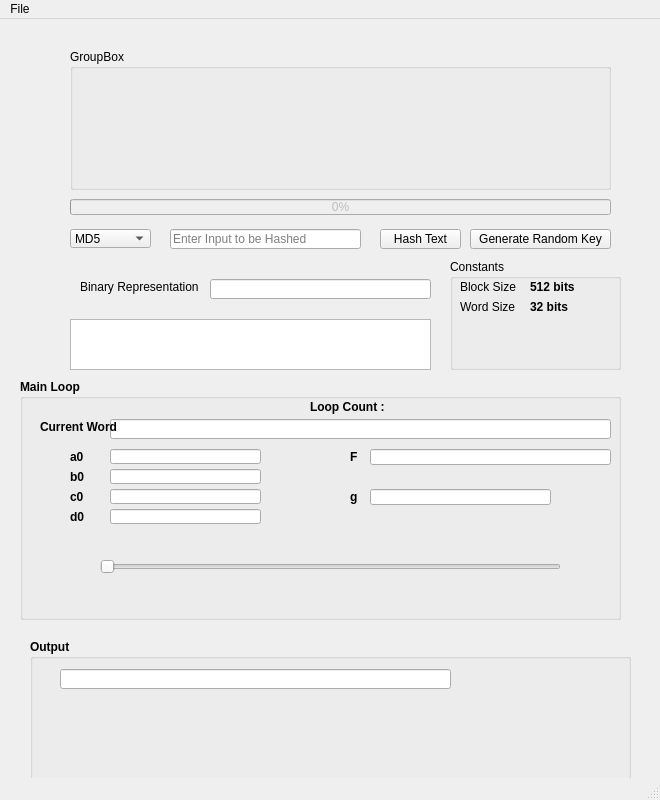
Old version of the form mainwindow.ui in the repository euandmj/Hash-Function-Visualiser.
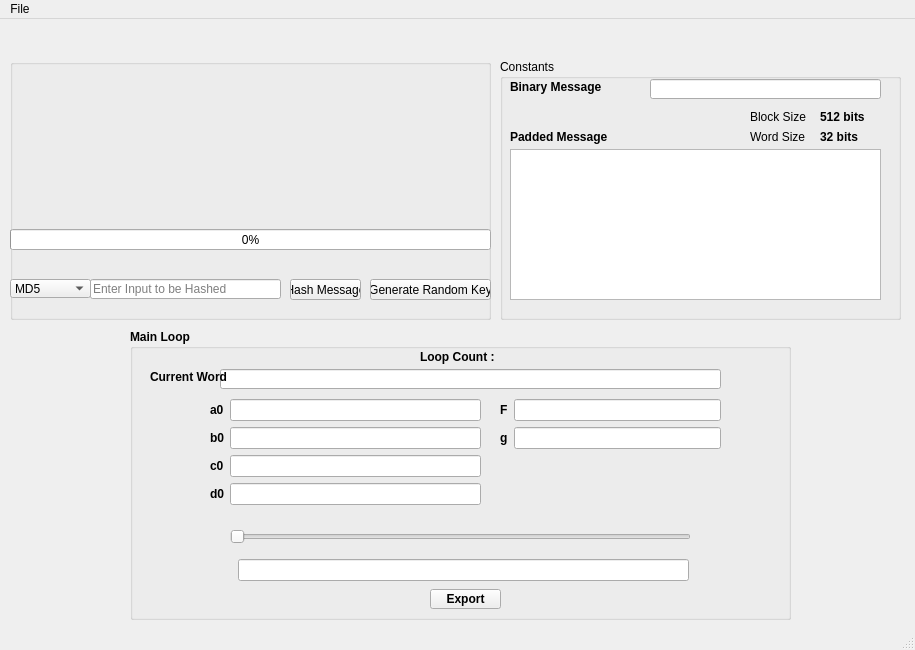
New version of the form.

Commit message: organise ui to layouts, improved mouse capture

The edit to the form file:
```diff
--- a/mainwindow.ui
+++ b/mainwindow.ui
@@ -6,8 +6,8 @@
    <rect>
     <x>0</x>
     <y>0</y>
-    <width>660</width>
-    <height>800</height>
+    <width>915</width>
+    <height>650</height>
    </rect>
   </property>
   <property name="sizePolicy">
@@ -19,6 +19,9 @@
   <property name="windowTitle">
    <string>MainWindow</string>
   </property>
+  <property name="autoFillBackground">
+   <bool>true</bool>
+  </property>
   <property name="toolButtonStyle">
    <enum>Qt::ToolButtonIconOnly</enum>
   </property>
@@ -26,49 +29,48 @@
    <property name="enabled">
     <bool>true</bool>
    </property>
-   <widget class="QPushButton" name="hashButton">
+   <widget class="QWidget" name="gridLayoutWidget">
     <property name="geometry">
      <rect>
-      <x>380</x>
-      <y>210</y>
-      <width>81</width>
-      <height>20</height>
+      <x>10</x>
+      <y>40</y>
+      <width>481</width>
+      <height>261</height>
      </rect>
     </property>
-    <property name="text">
-     <string>Hash Text</string>
-    </property>
-   </widget>
-   <widget class="QLineEdit" name="hashInput">
-    <property name="geometry">
-     <rect>
-      <x>170</x>
-      <y>210</y>
-      <width>191</width>
-      <height>20</height>
-     </rect>
-    </property>
-    <property name="layoutDirection">
-     <enum>Qt::RightToLeft</enum>
-    </property>
-    <property name="inputMask">
+    <layout class="QGridLayout" name="gridLayout">
+     <property name="sizeConstraint">
+      <enum>QLayout::SetNoConstraint</enum>
+     </property>
+     <item row="0" column="0">
+      <widget class="QGroupBox" name="mouseCaptureRegion">
+       <property name="enabled">
+        <bool>true</bool>
+       </property>
+       <property name="title">
      <string/>
     </property>
-    <property name="text">
-     <string/>
-    </property>
-    <property name="dragEnabled">
+       <widget class="QProgressBar" name="progressBar">
+        <property name="enabled">
      <bool>true</bool>
     </property>
-    <property name="placeholderText">
-     <string>Enter Input to be Hashed</string>
+        <property name="geometry">
+         <rect>
+          <x>0</x>
+          <y>170</y>
+          <width>481</width>
+          <height>21</height>
+         </rect>
+        </property>
+        <property name="value">
+         <number>0</number>
     </property>
    </widget>
    <widget class="QComboBox" name="hashCombo">
     <property name="geometry">
      <rect>
-      <x>70</x>
-      <y>210</y>
+          <x>0</x>
+          <y>220</y>
       <width>81</width>
       <height>19</height>
      </rect>
@@ -96,54 +98,73 @@
      </property>
     </item>
    </widget>
-   <widget class="QLineEdit" name="inputBinaryText">
-    <property name="geometry">
-     <rect>
-      <x>210</x>
-      <y>260</y>
-      <width>221</width>
-      <height>20</height>
-     </rect>
-    </property>
-    <property name="readOnly">
-     <bool>true</bool>
-    </property>
-   </widget>
-   <widget class="QTextEdit" name="blockText">
-    <property name="geometry">
-     <rect>
-      <x>70</x>
-      <y>300</y>
-      <width>361</width>
-      <height>51</height>
-     </rect>
-    </property>
-    <property name="readOnly">
-     <bool>true</bool>
-    </property>
-   </widget>
-   <widget class="QLabel" name="loopCountLabel_4">
+       <widget class="QLineEdit" name="hashInput">
     <property name="geometry">
      <rect>
       <x>80</x>
-      <y>260</y>
+          <y>220</y>
+          <width>191</width>
+          <height>20</height>
+         </rect>
+        </property>
+        <property name="layoutDirection">
+         <enum>Qt::RightToLeft</enum>
+        </property>
+        <property name="inputMask">
+         <string/>
+        </property>
+        <property name="text">
+         <string/>
+        </property>
+        <property name="dragEnabled">
+         <bool>true</bool>
+        </property>
+        <property name="placeholderText">
+         <string>Enter Input to be Hashed</string>
+        </property>
+       </widget>
+       <widget class="QPushButton" name="hashButton">
+        <property name="geometry">
+         <rect>
+          <x>280</x>
+          <y>220</y>
+          <width>71</width>
+          <height>21</height>
+         </rect>
+        </property>
+        <property name="text">
+         <string>Hash Message</string>
+        </property>
+       </widget>
+       <widget class="QPushButton" name="randomKeyButton">
+        <property name="geometry">
+         <rect>
+          <x>360</x>
+          <y>220</y>
       <width>121</width>
-      <height>16</height>
+          <height>21</height>
      </rect>
     </property>
     <property name="text">
-     <string>Binary Representation</string>
-    </property>
-   </widget>
+         <string>Generate Random Key</string>
+        </property>
+       </widget>
+      </widget>
+     </item>
+    </layout>
+   </widget>
+   <widget class="QWidget" name="gridLayoutWidget_2">
+    <property name="geometry">
+     <rect>
+      <x>500</x>
+      <y>40</y>
+      <width>401</width>
+      <height>261</height>
+     </rect>
+    </property>
+    <layout class="QGridLayout" name="gridLayout_3">
+     <item row="0" column="0">
    <widget class="QGroupBox" name="groupBox">
-    <property name="geometry">
-     <rect>
-      <x>450</x>
-      <y>240</y>
-      <width>171</width>
-      <height>111</height>
-     </rect>
-    </property>
     <property name="font">
      <font>
       <weight>50</weight>
@@ -156,8 +177,8 @@
     <widget class="QLabel" name="label_4">
      <property name="geometry">
       <rect>
-       <x>10</x>
-       <y>40</y>
+          <x>250</x>
+          <y>70</y>
        <width>61</width>
        <height>16</height>
       </rect>
@@ -174,8 +195,8 @@
     <widget class="QLabel" name="label_7">
      <property name="geometry">
       <rect>
-       <x>80</x>
-       <y>40</y>
+          <x>320</x>
+          <y>70</y>
        <width>61</width>
        <height>16</height>
       </rect>
@@ -194,8 +215,8 @@
     <widget class="QLabel" name="label_3">
      <property name="geometry">
       <rect>
-       <x>10</x>
-       <y>20</y>
+          <x>250</x>
+          <y>50</y>
        <width>61</width>
        <height>16</height>
       </rect>
@@ -212,8 +233,8 @@
     <widget class="QLabel" name="label_6">
      <property name="geometry">
       <rect>
-       <x>80</x>
-       <y>20</y>
+          <x>320</x>
+          <y>50</y>
        <width>61</width>
        <height>16</height>
       </rect>
@@ -229,16 +250,86 @@
       <string>512 bits</string>
      </property>
     </widget>
-   </widget>
+       <widget class="QLabel" name="loopCountLabel_4">
+        <property name="geometry">
+         <rect>
+          <x>10</x>
+          <y>20</y>
+          <width>111</width>
+          <height>16</height>
+         </rect>
+        </property>
+        <property name="font">
+         <font>
+          <weight>75</weight>
+          <bold>true</bold>
+         </font>
+        </property>
+        <property name="text">
+         <string>Binary Message</string>
+        </property>
+       </widget>
+       <widget class="QLineEdit" name="inputBinaryText">
+        <property name="geometry">
+         <rect>
+          <x>150</x>
+          <y>20</y>
+          <width>231</width>
+          <height>20</height>
+         </rect>
+        </property>
+        <property name="readOnly">
+         <bool>true</bool>
+        </property>
+       </widget>
+       <widget class="QTextEdit" name="blockText">
+        <property name="geometry">
+         <rect>
+          <x>10</x>
+          <y>90</y>
+          <width>371</width>
+          <height>151</height>
+         </rect>
+        </property>
+        <property name="readOnly">
+         <bool>true</bool>
+        </property>
+       </widget>
+       <widget class="QLabel" name="loopCountLabel_5">
+        <property name="geometry">
+         <rect>
+          <x>10</x>
+          <y>70</y>
+          <width>121</width>
+          <height>16</height>
+         </rect>
+        </property>
+        <property name="font">
+         <font>
+          <weight>75</weight>
+          <bold>true</bold>
+         </font>
+        </property>
+        <property name="text">
+         <string>Padded Message</string>
+        </property>
+       </widget>
+      </widget>
+     </item>
+    </layout>
+   </widget>
+   <widget class="QWidget" name="verticalLayoutWidget">
+    <property name="geometry">
+     <rect>
+      <x>130</x>
+      <y>310</y>
+      <width>661</width>
+      <height>291</height>
+     </rect>
+    </property>
+    <layout class="QVBoxLayout" name="verticalLayout">
+     <item>
    <widget class="QGroupBox" name="groupBox_2">
-    <property name="geometry">
-     <rect>
-      <x>20</x>
-      <y>360</y>
-      <width>601</width>
-      <height>241</height>
-     </rect>
-    </property>
     <property name="font">
      <font>
       <weight>75</weight>
@@ -248,39 +339,6 @@
     <property name="title">
      <string>Main Loop</string>
     </property>
-    <widget class="QLabel" name="label_14">
-     <property name="geometry">
-      <rect>
-       <x>330</x>
-       <y>110</y>
-       <width>16</width>
-       <height>16</height>
-      </rect>
-     </property>
-     <property name="font">
-      <font>
-       <pointsize>9</pointsize>
-       <weight>75</weight>
-       <bold>true</bold>
-      </font>
-     </property>
-     <property name="text">
-      <string>g</string>
-     </property>
-    </widget>
-    <widget class="QLabel" name="label_9">
-     <property name="geometry">
-      <rect>
-       <x>50</x>
-       <y>70</y>
-       <width>16</width>
-       <height>16</height>
-      </rect>
-     </property>
-     <property name="text">
-      <string>a0</string>
-     </property>
-    </widget>
     <widget class="QLineEdit" name="workingWordText">
      <property name="geometry">
       <rect>
@@ -299,106 +357,6 @@
       <bool>true</bool>
      </property>
     </widget>
-    <widget class="QLineEdit" name="aBufferVal">
-     <property name="geometry">
-      <rect>
-       <x>90</x>
-       <y>70</y>
-       <width>151</width>
-       <height>15</height>
-      </rect>
-     </property>
-     <property name="font">
-      <font>
-       <pointsize>8</pointsize>
-      </font>
-     </property>
-     <property name="readOnly">
-      <bool>true</bool>
-     </property>
-    </widget>
-    <widget class="QLabel" name="label_11">
-     <property name="geometry">
-      <rect>
-       <x>50</x>
-       <y>110</y>
-       <width>16</width>
-       <height>16</height>
-      </rect>
-     </property>
-     <property name="text">
-      <string>c0</string>
-     </property>
-    </widget>
-    <widget class="QLineEdit" name="gBufferVal">
-     <property name="geometry">
-      <rect>
-       <x>350</x>
-       <y>110</y>
-       <width>181</width>
-       <height>16</height>
-      </rect>
-     </property>
-     <property name="font">
-      <font>
-       <pointsize>8</pointsize>
-      </font>
-     </property>
-     <property name="readOnly">
-      <bool>true</bool>
-     </property>
-    </widget>
-    <widget class="QLabel" name="label_12">
-     <property name="geometry">
-      <rect>
-       <x>50</x>
-       <y>130</y>
-       <width>16</width>
-       <height>16</height>
-      </rect>
-     </property>
-     <property name="text">
-      <string>d0</string>
-     </property>
-    </widget>
-    <widget class="QLineEdit" name="dBufferVal">
-     <property name="geometry">
-      <rect>
-       <x>90</x>
-       <y>130</y>
-       <width>151</width>
-       <height>15</height>
-      </rect>
-     </property>
-     <property name="font">
-      <font>
-       <pointsize>8</pointsize>
-      </font>
-     </property>
-     <property name="readOnly">
-      <bool>true</bool>
-     </property>
-    </widget>
-    <widget class="QLabel" name="label_13">
-     <property name="geometry">
-      <rect>
-       <x>330</x>
-       <y>70</y>
-       <width>16</width>
-       <height>16</height>
-      </rect>
-     </property>
-     <property name="font">
-      <font>
-       <pointsize>9</pointsize>
-       <weight>75</weight>
-       <bold>true</bold>
-      </font>
-     </property>
-     <property name="text">
-      <string>F</string>
-     </property>
-    </widget>
     <widget class="QLabel" name="loopCountLabel_2">
      <property name="geometry">
       <rect>
@@ -412,42 +370,6 @@
       <string>Current Word</string>
      </property>
     </widget>
-    <widget class="QLineEdit" name="bBufferVal">
-     <property name="geometry">
-      <rect>
-       <x>90</x>
-       <y>90</y>
-       <width>151</width>
-       <height>15</height>
-      </rect>
-     </property>
-     <property name="font">
-      <font>
-       <pointsize>8</pointsize>
-      </font>
-     </property>
-     <property name="readOnly">
-      <bool>true</bool>
-     </property>
-    </widget>
-    <widget class="QLineEdit" name="cBufferVal">
-     <property name="geometry">
-      <rect>
-       <x>90</x>
-       <y>110</y>
-       <width>151</width>
-       <height>15</height>
-      </rect>
-     </property>
-     <property name="font">
-      <font>
-       <pointsize>8</pointsize>
-      </font>
-     </property>
-     <property name="readOnly">
-      <bool>true</bool>
-     </property>
-    </widget>
     <widget class="QLabel" name="loopCountLabel">
      <property name="geometry">
       <rect>
@@ -461,82 +383,203 @@
       <string>Loop Count : </string>
      </property>
     </widget>
-    <widget class="QLabel" name="label_10">
-     <property name="geometry">
-      <rect>
-       <x>50</x>
-       <y>90</y>
-       <width>16</width>
-       <height>16</height>
-      </rect>
-     </property>
-     <property name="text">
-      <string>b0</string>
-     </property>
-    </widget>
-    <widget class="QLineEdit" name="fBufferVal">
-     <property name="geometry">
-      <rect>
-       <x>350</x>
-       <y>70</y>
-       <width>241</width>
-       <height>16</height>
-      </rect>
-     </property>
-     <property name="font">
-      <font>
-       <pointsize>8</pointsize>
-      </font>
-     </property>
-     <property name="readOnly">
-      <bool>true</bool>
-     </property>
-    </widget>
     <widget class="QSlider" name="progressSlider">
+        <property name="enabled">
+         <bool>false</bool>
+        </property>
      <property name="geometry">
       <rect>
-       <x>80</x>
-       <y>180</y>
+          <x>100</x>
+          <y>200</y>
        <width>461</width>
        <height>16</height>
       </rect>
      </property>
+        <property name="minimum">
+         <number>1</number>
+        </property>
      <property name="maximum">
       <number>5</number>
      </property>
      <property name="value">
-      <number>0</number>
+         <number>1</number>
      </property>
      <property name="orientation">
       <enum>Qt::Horizontal</enum>
      </property>
     </widget>
-   </widget>
-   <widget class="QGroupBox" name="groupBox_3">
+       <widget class="QWidget" name="">
+        <property name="geometry">
+         <rect>
+          <x>80</x>
+          <y>70</y>
+          <width>271</width>
+          <height>121</height>
+         </rect>
+        </property>
+        <layout class="QFormLayout" name="formLayout">
+         <item row="0" column="0">
+          <widget class="QLabel" name="label_9">
+           <property name="text">
+            <string>a0</string>
+           </property>
+          </widget>
+         </item>
+         <item row="0" column="1">
+          <widget class="QLineEdit" name="aBufferVal">
+           <property name="font">
+            <font>
+             <pointsize>8</pointsize>
+            </font>
+           </property>
+           <property name="readOnly">
+            <bool>true</bool>
+           </property>
+          </widget>
+         </item>
+         <item row="1" column="0">
+          <widget class="QLabel" name="label_10">
+           <property name="text">
+            <string>b0</string>
+           </property>
+          </widget>
+         </item>
+         <item row="1" column="1">
+          <widget class="QLineEdit" name="bBufferVal">
+           <property name="font">
+            <font>
+             <pointsize>8</pointsize>
+            </font>
+           </property>
+           <property name="readOnly">
+            <bool>true</bool>
+           </property>
+          </widget>
+         </item>
+         <item row="2" column="0">
+          <widget class="QLabel" name="label_11">
+           <property name="text">
+            <string>c0</string>
+           </property>
+          </widget>
+         </item>
+         <item row="2" column="1">
+          <widget class="QLineEdit" name="cBufferVal">
+           <property name="font">
+            <font>
+             <pointsize>8</pointsize>
+            </font>
+           </property>
+           <property name="readOnly">
+            <bool>true</bool>
+           </property>
+          </widget>
+         </item>
+         <item row="3" column="0">
+          <widget class="QLabel" name="label_12">
+           <property name="text">
+            <string>d0</string>
+           </property>
+          </widget>
+         </item>
+         <item row="3" column="1">
+          <widget class="QLineEdit" name="dBufferVal">
+           <property name="font">
+            <font>
+             <pointsize>8</pointsize>
+            </font>
+           </property>
+           <property name="readOnly">
+            <bool>true</bool>
+           </property>
+          </widget>
+         </item>
+        </layout>
+       </widget>
+       <widget class="QWidget" name="">
     <property name="geometry">
      <rect>
-      <x>30</x>
-      <y>620</y>
-      <width>601</width>
-      <height>151</height>
-     </rect>
-    </property>
+          <x>370</x>
+          <y>70</y>
+          <width>221</width>
+          <height>91</height>
+         </rect>
+        </property>
+        <layout class="QFormLayout" name="formLayout_2">
+         <item row="0" column="0">
+          <widget class="QLabel" name="label_13">
     <property name="font">
      <font>
+             <pointsize>9</pointsize>
       <weight>75</weight>
       <bold>true</bold>
      </font>
     </property>
-    <property name="title">
-     <string>Output</string>
-    </property>
+           <property name="text">
+            <string>F</string>
+           </property>
+          </widget>
+         </item>
+         <item row="0" column="1">
+          <widget class="QLineEdit" name="fBufferVal">
+           <property name="font">
+            <font>
+             <pointsize>8</pointsize>
+            </font>
+           </property>
+           <property name="readOnly">
+            <bool>true</bool>
+           </property>
+          </widget>
+         </item>
+         <item row="1" column="0">
+          <widget class="QLabel" name="label_14">
+           <property name="font">
+            <font>
+             <pointsize>9</pointsize>
+             <weight>75</weight>
+             <bold>true</bold>
+            </font>
+           </property>
+           <property name="text">
+            <string>g</string>
+           </property>
+          </widget>
+         </item>
+         <item row="1" column="1">
+          <widget class="QLineEdit" name="gBufferVal">
+           <property name="font">
+            <font>
+             <pointsize>8</pointsize>
+            </font>
+           </property>
+           <property name="readOnly">
+            <bool>true</bool>
+           </property>
+          </widget>
+         </item>
+        </layout>
+       </widget>
+       <widget class="QPushButton" name="pushButton">
+        <property name="geometry">
+         <rect>
+          <x>300</x>
+          <y>260</y>
+          <width>71</width>
+          <height>20</height>
+         </rect>
+        </property>
+        <property name="text">
+         <string>Export</string>
+        </property>
+       </widget>
     <widget class="QLineEdit" name="outputText">
      <property name="geometry">
       <rect>
-       <x>30</x>
-       <y>30</y>
-       <width>391</width>
-       <height>20</height>
+          <x>108</x>
+          <y>230</y>
+          <width>451</width>
+          <height>22</height>
       </rect>
      </property>
      <property name="font">
@@ -558,47 +601,8 @@
      </property>
     </widget>
    </widget>
-   <widget class="QPushButton" name="randomKeyButton">
-    <property name="geometry">
-     <rect>
-      <x>470</x>
-      <y>210</y>
-      <width>141</width>
-      <height>20</height>
-     </rect>
-    </property>
-    <property name="text">
-     <string>Generate Random Key</string>
-    </property>
-   </widget>
-   <widget class="QGroupBox" name="mouseCaptureRegion">
-    <property name="geometry">
-     <rect>
-      <x>70</x>
-      <y>30</y>
-      <width>541</width>
-      <height>141</height>
-     </rect>
-    </property>
-    <property name="title">
-     <string>GroupBox</string>
-    </property>
-   </widget>
-   <widget class="QProgressBar" name="progressBar">
-    <property name="enabled">
-     <bool>false</bool>
-    </property>
-    <property name="geometry">
-     <rect>
-      <x>70</x>
-      <y>180</y>
-      <width>541</width>
-      <height>16</height>
-     </rect>
-    </property>
-    <property name="value">
-     <number>0</number>
-    </property>
+     </item>
+    </layout>
    </widget>
   </widget>
   <widget class="QMenuBar" name="menubar">
@@ -606,7 +610,7 @@
     <rect>
      <x>0</x>
      <y>0</y>
-     <width>660</width>
+     <width>915</width>
      <height>17</height>
     </rect>
    </property>
```
Lines whose indentation alone changed are shown as unchanged. The commit also changes 3 other files.
